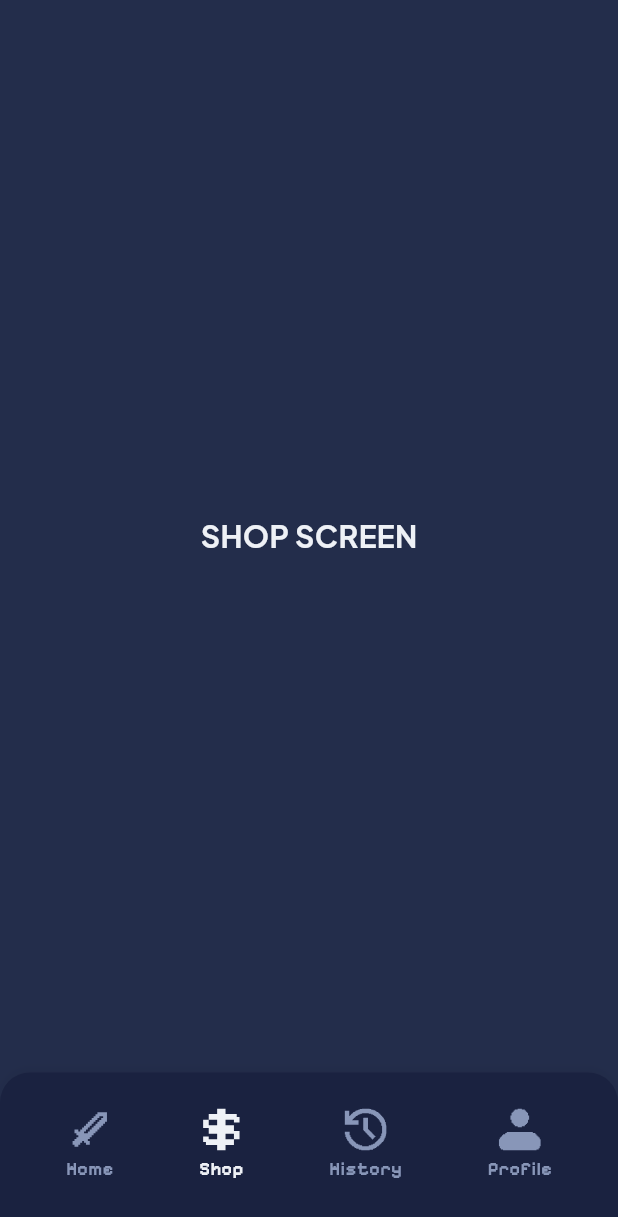
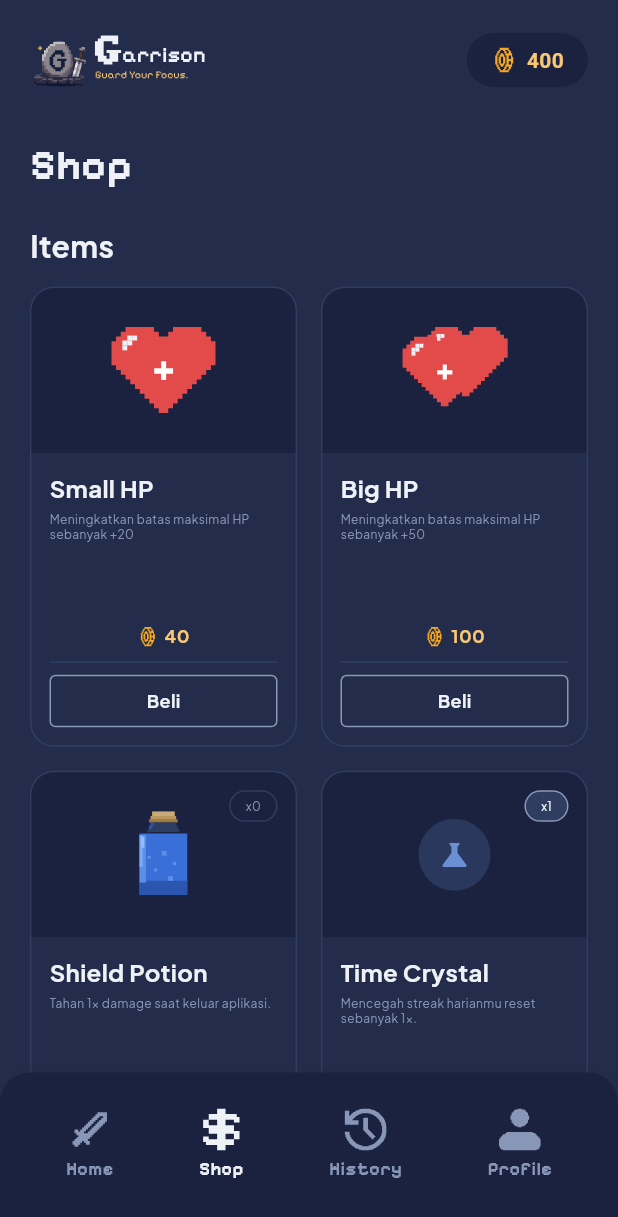
Before and after one commit to RafasyaSubhan/garrison, a Flutter app: the screen it shows after launch, item 2 of the bottom bar chosen, on a phone screen of 412 x 824 dp. Shown: the top 1217 px of the screen. Run offline on Flutter 3.47's test engine with Material 3 defaults, Android fonts, the light colour scheme and no system bars; our stand-ins replace flutter_svg.

Commit message:
feat: implement shop page UI and responsive item cards

```diff
--- a/lib/pages/shop_page.dart
+++ b/lib/pages/shop_page.dart
@@ -1,7 +1,11 @@
 import 'package:flutter/material.dart';
+
 import '../constants/app_colors.dart';
 import '../constants/app_text_styles.dart';
+import '../constants/app_assets.dart';
+import '../widgets/home_header.dart';
 import '../widgets/navbar.dart';
+import '../widgets/shop_item_card.dart';
 
 class ShopPage extends StatelessWidget {
   const ShopPage({super.key});
@@ -9,17 +13,126 @@ class ShopPage extends StatelessWidget {
   @override
   Widget build(BuildContext context) {
     return Scaffold(
+      backgroundColor: AppColors.backgroundBase,
       body: SafeArea(
-        child: Center(
-          child: Text(
-            'SHOP SCREEN',
-            style: AppTextStyles.h4.copyWith(
-              color: AppColors.textPrimary,
+        child: Column(
+          crossAxisAlignment: CrossAxisAlignment.start,
+          children: [
+            const Padding(
+              padding: EdgeInsets.all(20),
+              child: HomeHeader(),
             ),
-          ),
+
+            Expanded(
+              child: SingleChildScrollView(
+                padding: const EdgeInsets.symmetric(horizontal: 20, vertical: 10),
+                child: Column(
+                  crossAxisAlignment: CrossAxisAlignment.start,
+                  children: [
+                    Text(
+                      'Shop',
+                      style: AppTextStyles.c2.copyWith(
+                        color: AppColors.textPrimary,
+                      ),
+                    ),
+                    const SizedBox(height: 20),
+
+                    // ITEMS
+                    Text(
+                      'Items',
+                      style: AppTextStyles.h4.copyWith(
+                        color: AppColors.textPrimary,
+                      ),
+                    ),
+                    const SizedBox(height: 12),
+
+                    GridView.extent(
+                      shrinkWrap: true,
+                      physics: const NeverScrollableScrollPhysics(),
+                      maxCrossAxisExtent: 220,
+                      crossAxisSpacing: 16,
+                      mainAxisSpacing: 16,
+                      childAspectRatio: 0.58,
+                      children: const [
+                        ShopItemCard(
+                          title: 'Small HP',
+                          description: 'Meningkatkan batas maksimal HP sebanyak +20',
+                          price: 40,
+                          isOneTime: true,
+                          isOwned: false,
+                          iconPath: AppAssets.smallHp,
+                          iconPlaceholderColor: AppColors.danger,
+                        ),
+                        ShopItemCard(
+                          title: 'Big HP',
+                          description: 'Meningkatkan batas maksimal HP sebanyak +50',
+                          price: 100,
+                          isOneTime: true,
+                          isOwned: false,
+                          iconPath: AppAssets.bigHp,
+                          iconPlaceholderColor: AppColors.danger,
+                        ),
+                        ShopItemCard(
+                          title: 'Shield Potion',
+                          description: 'Tahan 1x damage saat keluar aplikasi.',
+                          price: 400,
+                          isOneTime: false,
+                          ownedCount: 0,
+                          iconPath: AppAssets.shieldPotion,
+                          iconPlaceholderColor: AppColors.accent,
+                        ),
+                        ShopItemCard(
+                          title: 'Time Crystal',
+                          description: 'Mencegah streak harianmu reset sebanyak 1x.',
+                          price: 500,
+                          isOneTime: false,
+                          ownedCount: 1,
+                          iconPlaceholderColor: AppColors.accent,
+                        ),
+                      ],
+                    ),
+
+                    const SizedBox(height: 24),
+
+                    // CHARACTERS
+                    Text(
+                      'Characters',
+                      style: AppTextStyles.h4.copyWith(
+                        color: AppColors.textPrimary,
+                      ),
+                    ),
+                    const SizedBox(height: 12),
+
+                    GridView.extent(
+                      shrinkWrap: true,
+                      physics: const NeverScrollableScrollPhysics(),
+                      maxCrossAxisExtent: 220,
+                      crossAxisSpacing: 16,
+                      mainAxisSpacing: 16,
+                      childAspectRatio: 0.58,
+                      children: const [
+                        ShopItemCard(
+                          title: 'Garry',
+                          description: 'Karakter dasar untuk memulai petualanganmu.',
+                          price: 0,
+                          isOneTime: true,
+                          isOwned: true,
+                          iconPlaceholderColor: AppColors.textSecondary,
+                        ),
+                      ],
+                    ),
+
+                    const SizedBox(height: 36),
+                  ],
+                ),
+              ),
+            ),
+          ],
         ),
       ),
-      bottomNavigationBar: const Navbar(currentIndex: 1),
+      bottomNavigationBar: const Navbar(
+        currentIndex: 1,
+      ),
     );
   }
 }
--- /dev/null
+++ b/lib/widgets/shop_item_card.dart
@@ -0,0 +1,147 @@
+import 'package:flutter/material.dart';
+import 'package:flutter_svg/flutter_svg.dart';
+import 'package:garrison/constants/app_assets.dart';
+
+import '../constants/app_colors.dart';
+import '../constants/app_text_styles.dart';
+
+class ShopItemCard extends StatelessWidget {
+  final String title;
+  final String description;
+  final int price;
+  final bool isOneTime;
+  final bool isOwned;
+  final int ownedCount;
+  final Color iconPlaceholderColor;
+  final String? iconPath;
+
+  const ShopItemCard({
+    super.key,
+    required this.title,
+    required this.description,
+    required this.price,
+    this.isOneTime = true,
+    this.isOwned = false,
+    this.ownedCount = 0,
+    required this.iconPlaceholderColor,
+    this.iconPath,
+  });
+
+  @override
+  Widget build(BuildContext context) {
+    final Color cardBorderColor = (isOneTime && isOwned) ? AppColors.success : AppColors.backgroundSurface;
+
+    return Container(
+      decoration: BoxDecoration(
+        color: AppColors.backgroundBase,
+        border: Border.all(color: cardBorderColor),
+        borderRadius: BorderRadius.circular(16),
+      ),
+      child: Column(
+        children: [
+          // Icon + Badge
+          Container(
+            width: double.infinity,
+            height: 110,
+            decoration: const BoxDecoration(
+              color: AppColors.backgroundElevated,
+              borderRadius: BorderRadius.vertical(top: Radius.circular(15)),
+            ),
+            child: Stack(
+              alignment: Alignment.center,
+              children: [
+                if (iconPath != null)
+                  SvgPicture.asset(
+                    iconPath!,
+                    height: 58,
+                  )
+                else
+                  Container(
+                    width: 48,
+                    height: 48,
+                    decoration: BoxDecoration(
+                      color: iconPlaceholderColor.withValues(alpha: 0.2),
+                      shape: BoxShape.circle,
+                    ),
+                    child: Icon(Icons.science, color: iconPlaceholderColor, size: 24),
+                  ),
+
+                if (!isOneTime)
+                  Positioned(
+                    top: 12,
+                    right: 12,
+                    child: Container(
+                      padding: const EdgeInsets.symmetric(horizontal: 10, vertical: 4),
+                      decoration: BoxDecoration(
+                        color: ownedCount == 0 ? AppColors.backgroundElevated : AppColors.backgroundSurface,
+                        border: Border.all(
+                          color: ownedCount == 0 ? AppColors.backgroundSurface : AppColors.textSecondary,
+                        ),
+                        borderRadius: BorderRadius.circular(20),
+                      ),
+                      child: Text(
+                        'x$ownedCount',
+                        style: AppTextStyles.p7.copyWith(
+                          color: ownedCount == 0 ? AppColors.textSecondary : AppColors.textPrimary,
+                        ),
+                      ),
+                    ),
+                  ),
+              ],
+            ),
+          ),
+
+          // Deskripsi dan Tombol Beli
+          Expanded(
+            child: Padding(
+              padding: const EdgeInsets.all(12),
+              child: Column(
+                crossAxisAlignment: CrossAxisAlignment.start,
+                children: [
+                  Text(title, maxLines: 1, overflow: TextOverflow.ellipsis, style: AppTextStyles.h5.copyWith(color: AppColors.textPrimary)),
+                  const SizedBox(height: 4),
+                  Text(description, maxLines: 2, overflow: TextOverflow.ellipsis, style: AppTextStyles.p7.copyWith(color: AppColors.textSecondary, height: 1.2)),
+                  const Spacer(),
+                  Row(
+                    mainAxisAlignment: MainAxisAlignment.center,
+                    children: [
+                      SvgPicture.asset(
+                        AppAssets.coin,
+                        width: 14,
+                        height: 14,
+                      ),
+                      const SizedBox(width: 4),
+                      Text(
+                        price == 0 ? 'Free' : price.toString(),
+                        style: AppTextStyles.h6.copyWith(
+                          color: AppColors.gold,
+                        ),
+                      ),
+                    ],
+                  ),
+                  const SizedBox(height: 8),
+                  Container(height: 1, width: double.infinity, color: AppColors.backgroundSurface),
+                  const SizedBox(height: 8),
+                  Container(
+                    width: double.infinity,
+                    padding: const EdgeInsets.symmetric(vertical: 8),
+                    decoration: BoxDecoration(
+                      color: AppColors.backgroundBase,
+                      border: Border.all(color: (isOneTime && isOwned) ? AppColors.backgroundSurface : AppColors.textSecondary),
+                      borderRadius: BorderRadius.circular(4),
+                    ),
+                    alignment: Alignment.center,
+                    child: Text(
+                      (isOneTime && isOwned) ? 'Owned' : 'Beli',
+                      style: AppTextStyles.h6.copyWith(color: (isOneTime && isOwned) ? AppColors.textSecondary : AppColors.textPrimary),
+                    ),
+                  ),
+                ],
+              ),
+            ),
+          ),
+        ],
+      ),
+    );
+  }
+}
```
